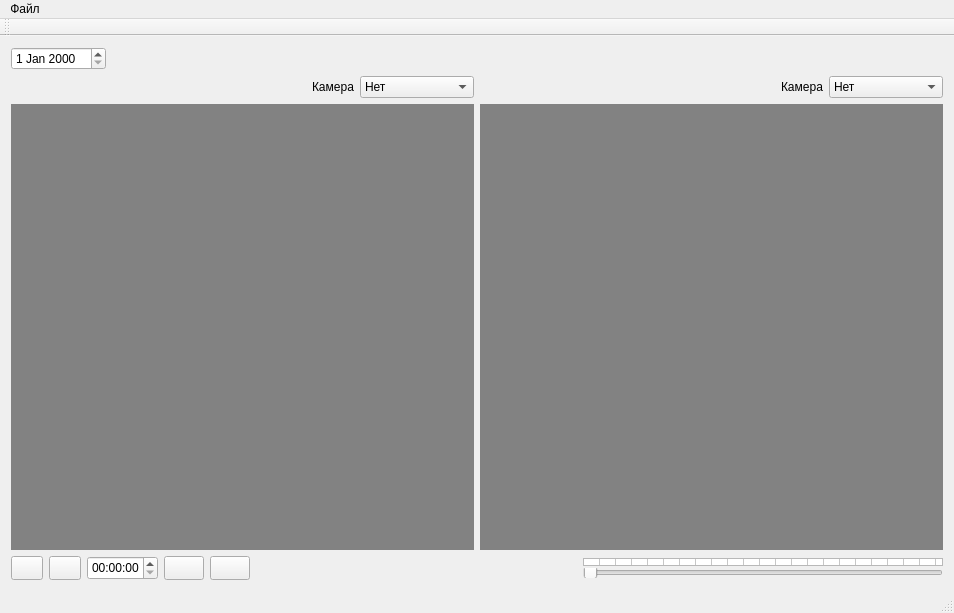
The window that mainwindow.ui (Zurcan/ASCUM_ARM_VIDEO) describes before a commit, drawn with Qt 5.
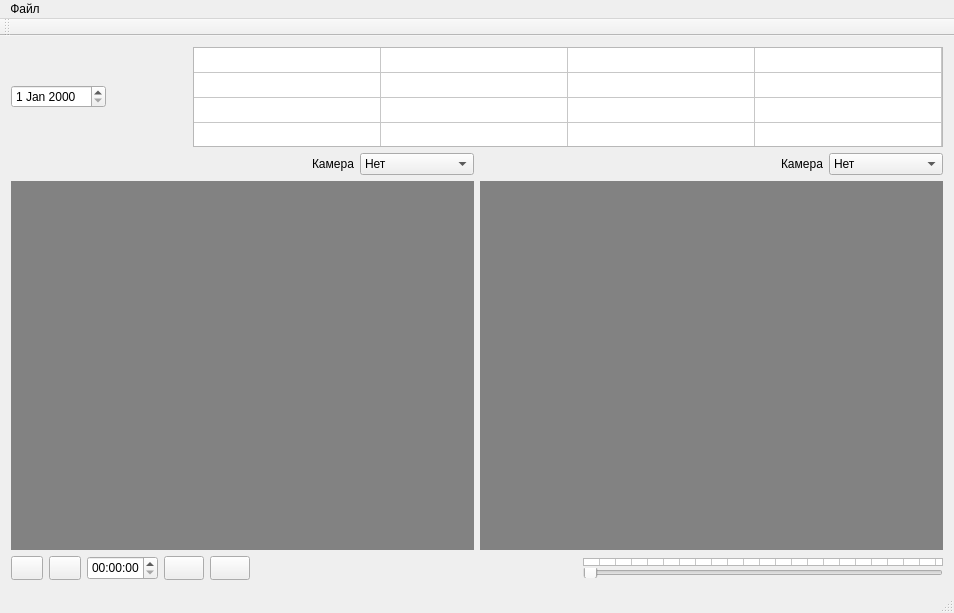
The same window after the commit.

```diff
--- a/mainwindow.ui
+++ b/mainwindow.ui
@@ -17,6 +17,9 @@
    <layout class="QGridLayout" name="gridLayout">
     <item row="0" column="0">
      <layout class="QHBoxLayout" name="horizontalLayout_7">
+      <property name="sizeConstraint">
+       <enum>QLayout::SetFixedSize</enum>
+      </property>
       <item>
        <widget class="QDateEdit" name="dateEdit"/>
       </item>
@@ -33,6 +36,95 @@
         </property>
        </spacer>
       </item>
+      <item>
+       <widget class="QTableWidget" name="tableWidget_2">
+        <property name="minimumSize">
+         <size>
+          <width>750</width>
+          <height>100</height>
+         </size>
+        </property>
+        <property name="maximumSize">
+         <size>
+          <width>2000</width>
+          <height>100</height>
+         </size>
+        </property>
+        <property name="baseSize">
+         <size>
+          <width>900</width>
+          <height>100</height>
+         </size>
+        </property>
+        <property name="verticalScrollBarPolicy">
+         <enum>Qt::ScrollBarAlwaysOff</enum>
+        </property>
+        <property name="horizontalScrollBarPolicy">
+         <enum>Qt::ScrollBarAlwaysOff</enum>
+        </property>
+        <attribute name="horizontalHeaderVisible">
+         <bool>false</bool>
+        </attribute>
+        <attribute name="horizontalHeaderCascadingSectionResizes">
+         <bool>true</bool>
+        </attribute>
+        <attribute name="horizontalHeaderDefaultSectionSize">
+         <number>187</number>
+        </attribute>
+        <attribute name="horizontalHeaderMinimumSectionSize">
+         <number>8</number>
+        </attribute>
+        <attribute name="verticalHeaderVisible">
+         <bool>false</bool>
+        </attribute>
+        <attribute name="verticalHeaderDefaultSectionSize">
+         <number>25</number>
+        </attribute>
+        <attribute name="verticalHeaderMinimumSectionSize">
+         <number>25</number>
+        </attribute>
+        <row>
+         <property name="text">
+          <string>Новая строка</string>
+         </property>
+        </row>
+        <row>
+         <property name="text">
+          <string>Новая строка</string>
+         </property>
+        </row>
+        <row>
+         <property name="text">
+          <string>Новая строка</string>
+         </property>
+        </row>
+        <row>
+         <property name="text">
+          <string>Новая строка</string>
+         </property>
+        </row>
+        <column>
+         <property name="text">
+          <string>Новый столбец</string>
+         </property>
+        </column>
+        <column>
+         <property name="text">
+          <string>Новый столбец</string>
+         </property>
+        </column>
+        <column>
+         <property name="text">
+          <string>Новый столбец</string>
+         </property>
+        </column>
+        <column>
+         <property name="text">
+          <string>Новый столбец</string>
+         </property>
+        </column>
+       </widget>
+      </item>
      </layout>
     </item>
     <item row="1" column="0">
@@ -99,6 +191,18 @@
         </item>
         <item>
          <widget class="QWidget" name="widget_2" native="true">
+          <property name="minimumSize">
+           <size>
+            <width>300</width>
+            <height>300</height>
+           </size>
+          </property>
+          <property name="baseSize">
+           <size>
+            <width>600</width>
+            <height>500</height>
+           </size>
+          </property>
           <property name="palette">
            <palette>
             <active>
@@ -583,6 +687,12 @@
         </item>
         <item>
          <widget class="QWidget" name="widget" native="true">
+          <property name="minimumSize">
+           <size>
+            <width>300</width>
+            <height>300</height>
+           </size>
+          </property>
           <property name="palette">
            <palette>
             <active>
```
